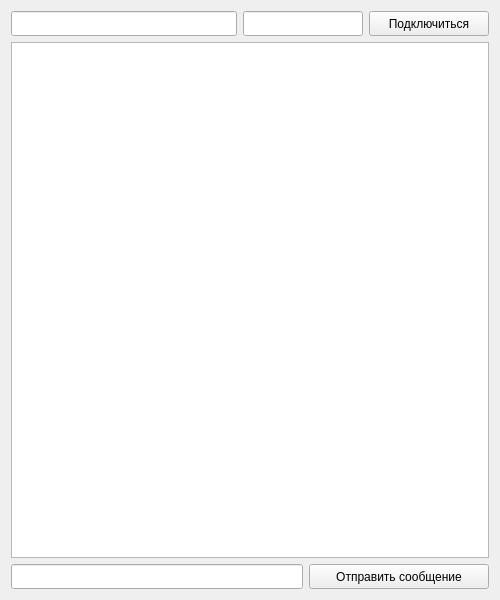
Above: Исходники/ClientTest/clienttest.ui from dudeel/Chat-Client-Server before the change. Below: the same form after it.
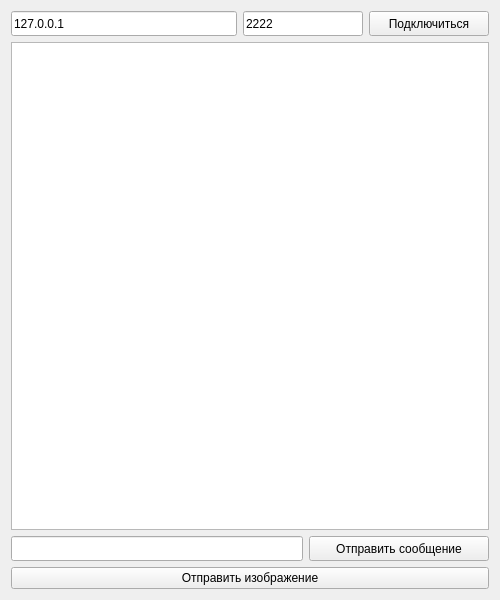
That is the form after the change.

Commit message: Added the ability to send an image

The edit to the form file:
```diff
--- a/Исходники/ClientTest/clienttest.ui
+++ b/Исходники/ClientTest/clienttest.ui
@@ -34,6 +34,9 @@
           <height>25</height>
          </size>
         </property>
+        <property name="text">
+         <string>127.0.0.1</string>
+        </property>
        </widget>
       </item>
       <item>
@@ -56,6 +59,9 @@
           <height>25</height>
          </size>
         </property>
+        <property name="text">
+         <string>2222</string>
+        </property>
        </widget>
       </item>
       <item>
@@ -127,6 +133,13 @@
       </item>
      </layout>
     </item>
+    <item>
+     <widget class="QPushButton" name="sendImage">
+      <property name="text">
+       <string>Отправить изображение</string>
+      </property>
+     </widget>
+    </item>
    </layout>
   </widget>
  </widget>
```
The commit also changes 17 other files.
